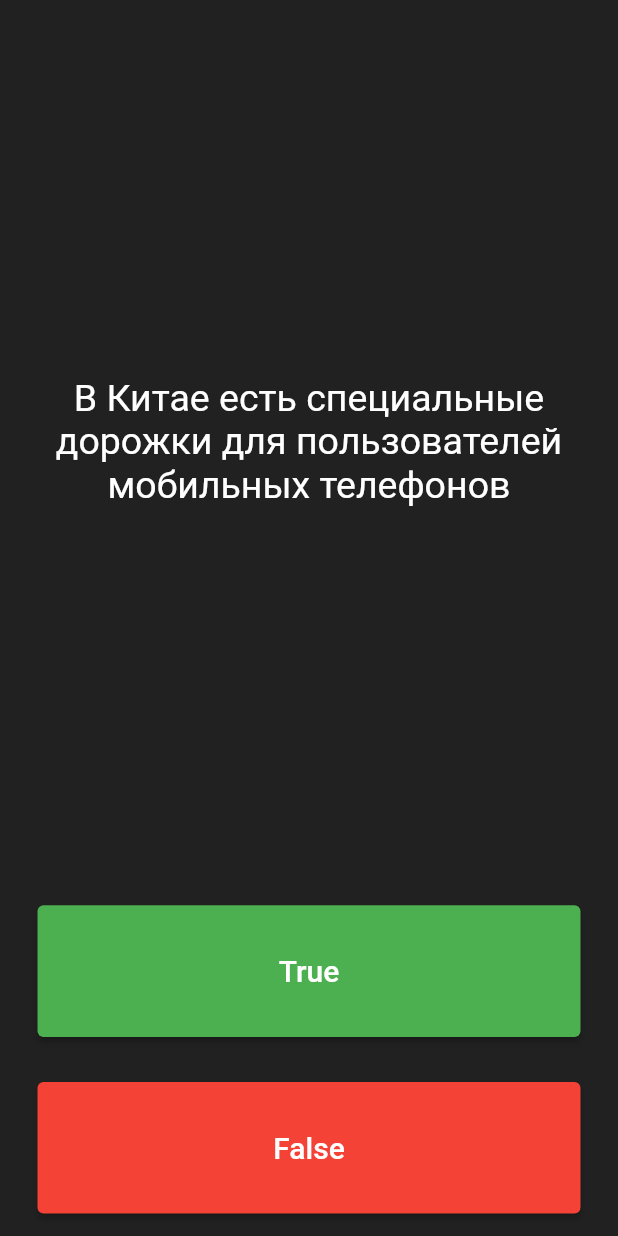
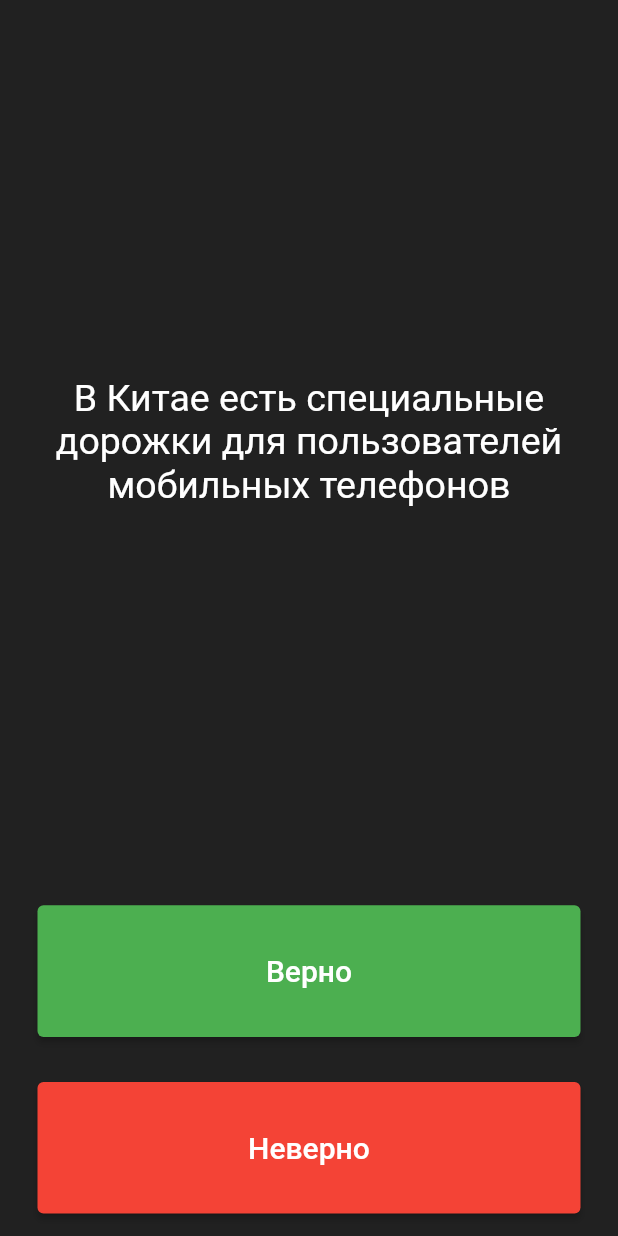
Before and after one commit to fobf/quizler, a Flutter app: the screen it shows after launch, on a phone screen of 412 x 824 dp. Run offline on Flutter 3.47's test engine with Material 2 defaults, Android fonts, the phone set to English and light mode, and no system bars; our stand-ins replace rflutter_alert.

Commit message:
tru and false correction

```diff
--- a/lib/main.dart
+++ b/lib/main.dart
@@ -115,7 +115,7 @@ class _QuizPageState extends State<QuizPage> {
                 onPrimary: Colors.white, // foreground
               ),
               child: Text(
-                'True',
+                'Верно',
                 style: TextStyle(
                   color: Colors.white,
                   fontSize: 20.0,
@@ -136,7 +136,7 @@ class _QuizPageState extends State<QuizPage> {
                 onPrimary: Colors.white, // foreground
               ),
               child: Text(
-                'False',
+                'Неверно',
                 style: TextStyle(
                   fontSize: 20.0,
                   color: Colors.white,
```
Also changed, not shown: 29 other files.
